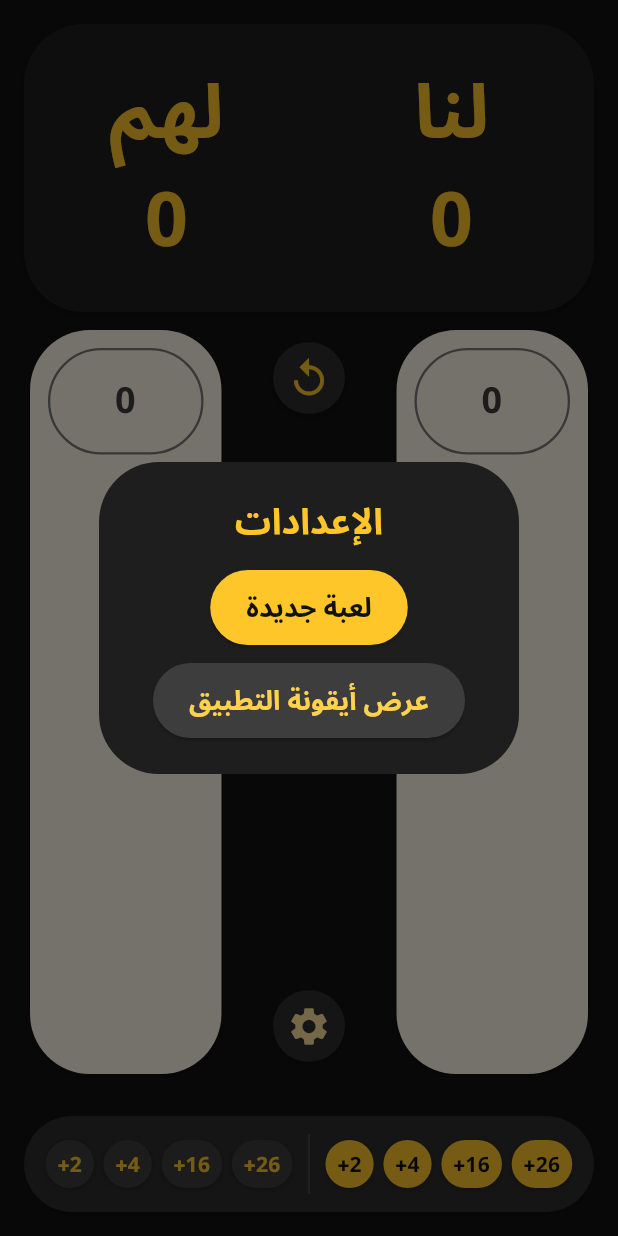
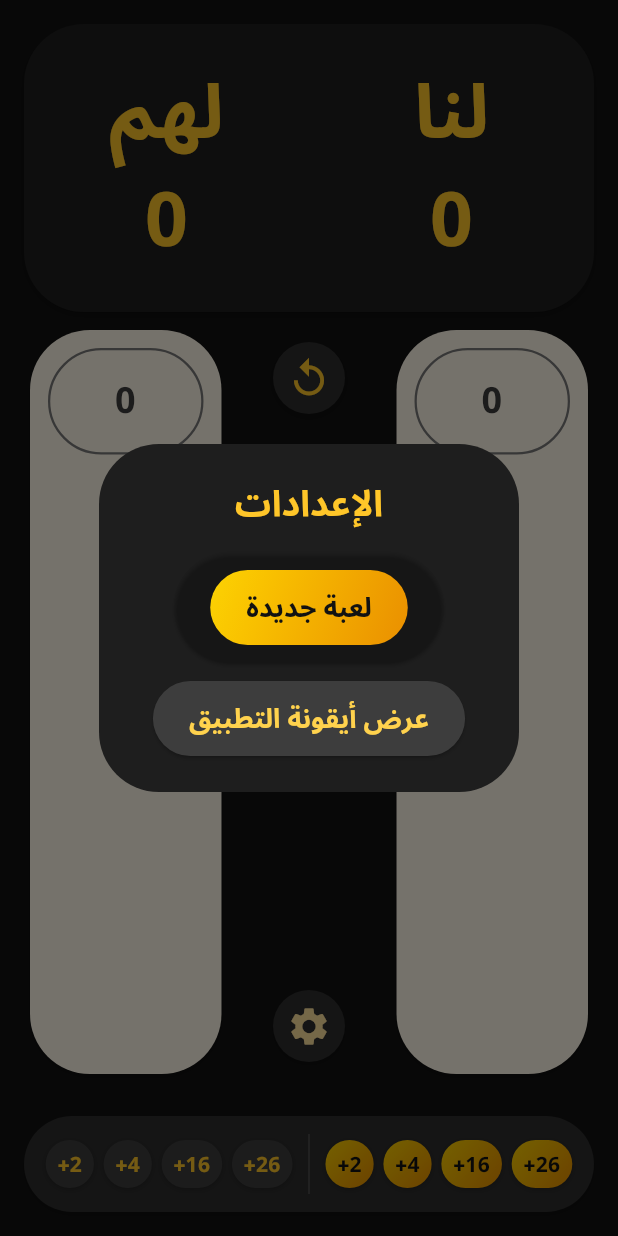
Before and after one commit to sa3eedDev/Nashra, a Flutter app: the screen it shows after launch, after a tap on the "settings" icon, on a phone screen of 412 x 824 dp. Run offline on Flutter 3.47's test engine with Material 3 defaults, Android fonts, the phone set to English and light mode, and no system bars; our stand-ins replace google_fonts.

Commit message:
theme color change

```diff
--- a/lib/home_screen.dart
+++ b/lib/home_screen.dart
@@ -377,16 +377,37 @@
                 // New game button
                 ElevatedButton(
                   style: ElevatedButton.styleFrom(
-                    backgroundColor: AppTheme.primaryA0,
+                    backgroundColor: Colors.transparent,
+                    foregroundColor: AppTheme.surfaceA0,
                     padding: const EdgeInsets.symmetric(horizontal: 20, vertical: 12),
                     shape: RoundedRectangleBorder(
                       borderRadius: BorderRadius.circular(40),
                     ),
+                  ).copyWith(
+                    backgroundColor: MaterialStateProperty.all(Colors.transparent),
+                    overlayColor: MaterialStateProperty.all(Colors.transparent),
                   ),
                   onPressed: () {
                     resetGame();
                     Navigator.pop(context);
                   },
+                  child: Ink(
+                    decoration: BoxDecoration(
+                      gradient: const LinearGradient(
+                        begin: Alignment.topLeft,
+                        end: Alignment.bottomRight,
+                        colors: [
+                          Color(0xFFFCD303), // #FCD303 - brightest yellow
+                          Color(0xFFF9C200), // #F9C200
+                          Color(0xFFF4B100), // #F4B100
+                          Color(0xFFEFA000), // #EFA000
+                          Color(0xFFEA8F00), // #EA8F00 - darkest orange
+                        ],
+                      ),
+                      borderRadius: BorderRadius.circular(40),
+                    ),
+                    child: Container(
+                      padding: const EdgeInsets.symmetric(horizontal: 20, vertical: 12),
                       child: Text(
                         'لعبة جديدة',
                         style: GoogleFonts.notoSansArabic(
@@ -394,6 +415,8 @@
                             color: AppTheme.surfaceA0,
                             fontSize: 16,
                             fontWeight: FontWeight.w700,
+                          ),
+                        ),
                       ),
                     ),
                   ),
@@ -761,11 +784,21 @@
           ),
         ),
 
-        // Submit button
+        // Submit button with gradient
         Container(
           decoration: BoxDecoration(
             shape: BoxShape.circle,
-            color: AppTheme.primaryA0,
+            gradient: const LinearGradient(
+              begin: Alignment.topLeft,
+              end: Alignment.bottomRight,
+              colors: [
+                Color(0xFFFCD303), // #FCD303 - brightest yellow
+                Color(0xFFF9C200), // #F9C200
+                Color(0xFFF4B100), // #F4B100
+                Color(0xFFEFA000), // #EFA000
+                Color(0xFFEA8F00), // #EA8F00 - darkest orange
+              ],
+            ),
             boxShadow: [
               BoxShadow(
                 color: Colors.black.withOpacity(0.3),
@@ -831,16 +864,37 @@
                     children: [
                       ElevatedButton(
                         style: ElevatedButton.styleFrom(
-                          backgroundColor: AppTheme.primaryA0,
+                          backgroundColor: Colors.transparent,
+                          foregroundColor: AppTheme.surfaceA0,
                           padding: const EdgeInsets.symmetric(horizontal: 24, vertical: 12),
                           shape: RoundedRectangleBorder(
                             borderRadius: BorderRadius.circular(40),
                           ),
+                        ).copyWith(
+                          backgroundColor: MaterialStateProperty.all(Colors.transparent),
+                          overlayColor: MaterialStateProperty.all(Colors.transparent),
                         ),
                         onPressed: () {
                           resetGame();
                           Navigator.pop(context);
                         },
+                        child: Ink(
+                          decoration: BoxDecoration(
+                            gradient: const LinearGradient(
+                              begin: Alignment.topLeft,
+                              end: Alignment.bottomRight,
+                              colors: [
+                                Color(0xFFFCD303), // #FCD303 - brightest yellow
+                                Color(0xFFF9C200), // #F9C200
+                                Color(0xFFF4B100), // #F4B100
+                                Color(0xFFEFA000), // #EFA000
+                                Color(0xFFEA8F00), // #EA8F00 - darkest orange
+                              ],
+                            ),
+                            borderRadius: BorderRadius.circular(40),
+                          ),
+                          child: Container(
+                            padding: const EdgeInsets.symmetric(horizontal: 24, vertical: 12),
                             child: Text(
                               'لعبة جديدة',
                               style: GoogleFonts.notoSansArabic(
@@ -848,6 +902,8 @@
                                   color: AppTheme.surfaceA0,
                                   fontSize: 18,
                                   fontWeight: FontWeight.w700,
+                                ),
+                              ),
                             ),
                           ),
                         ),
@@ -995,7 +1051,18 @@
       child: Container(
         padding: const EdgeInsets.symmetric(horizontal: 8, vertical: 6),
         decoration: BoxDecoration(
-          color: isTeamOne ? AppTheme.primaryA0 : AppTheme.surfaceA30,
+          color: isTeamOne ? null : AppTheme.surfaceA30,
+          gradient: isTeamOne ? const LinearGradient(
+            begin: Alignment.topLeft,
+            end: Alignment.bottomRight,
+            colors: [
+              Color(0xFFFCD303), // #FCD303 - brightest yellow
+              Color(0xFFF9C200), // #F9C200
+              Color(0xFFF4B100), // #F4B100
+              Color(0xFFEFA000), // #EFA000
+              Color(0xFFEA8F00), // #EA8F00 - darkest orange
+            ],
+          ) : null,
           borderRadius: BorderRadius.circular(40),
           boxShadow: [
             BoxShadow(
```
Lines whose indentation alone changed are shown as unchanged.
